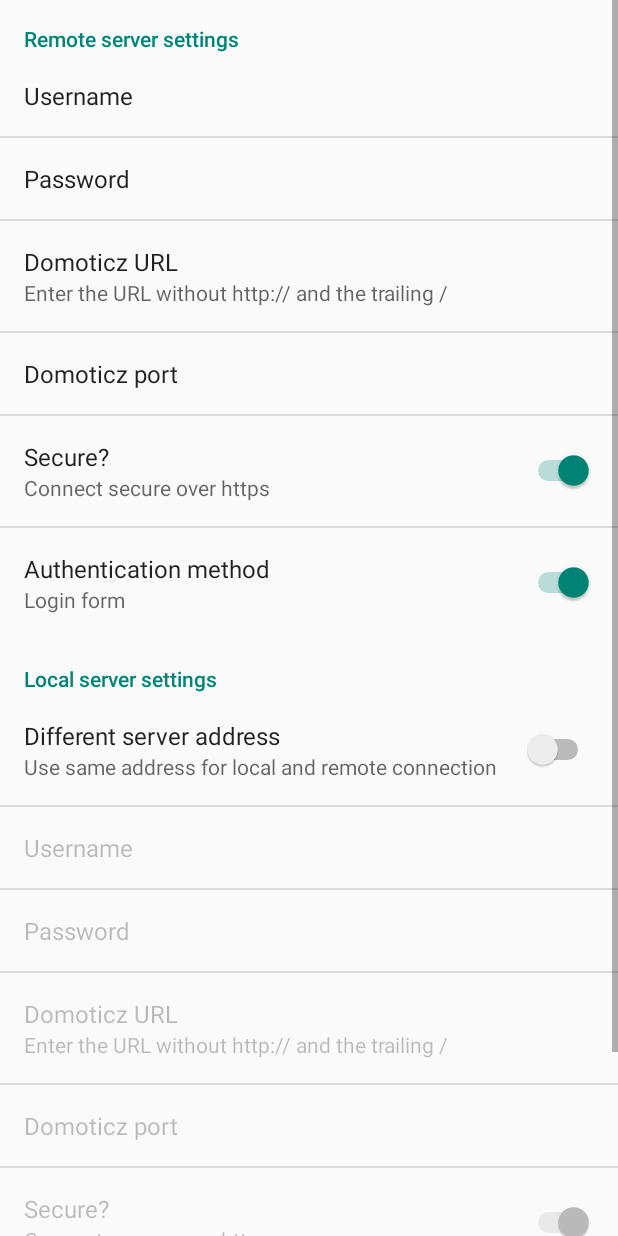
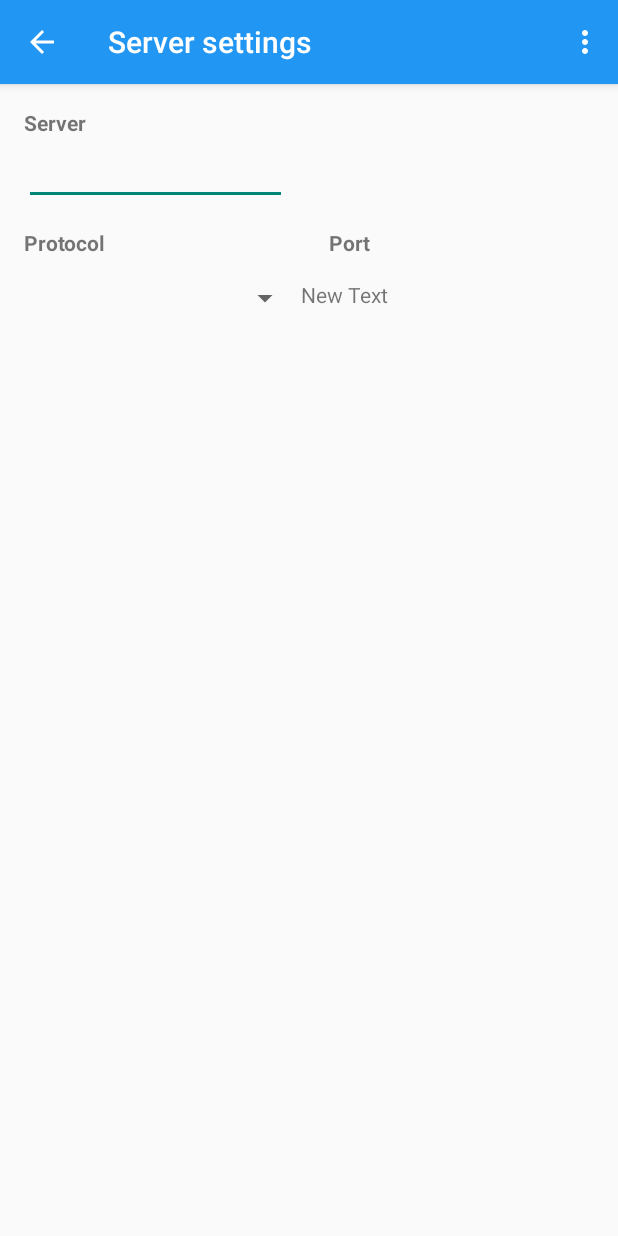
Before and after one commit to Inversion-NL/Domoticz-Android, an Android app: the fragment Preference placed in its activity, after a tap on "Server connection settings", on a phone screen of 412 x 824 dp. Run offline under Robolectric (Android 15) with nearby library versions, the phone set to English and light mode, and no system bars.

Commit message:
New server preference screen v1

```diff
--- a/app/src/main/AndroidManifest.xml
+++ b/app/src/main/AndroidManifest.xml
@@ -2,34 +2,43 @@
 <manifest xmlns:android="http://schemas.android.com/apk/res/android"
     package="nl.inversion.domoticz" >
 
-    <uses-permission android:name="android.permission.INTERNET"/>
-    <uses-permission android:name="android.permission.CHANGE_WIFI_STATE"/>
-    <uses-permission android:name="android.permission.ACCESS_WIFI_STATE"/>
-    <uses-permission android:name="android.permission.ACCESS_NETWORK_STATE"/>
+    <uses-permission android:name="android.permission.INTERNET" />
+    <uses-permission android:name="android.permission.CHANGE_WIFI_STATE" />
+    <uses-permission android:name="android.permission.ACCESS_WIFI_STATE" />
+    <uses-permission android:name="android.permission.ACCESS_NETWORK_STATE" />
 
     <application
+        android:name=".app.AppController"
         android:allowBackup="true"
         android:icon="@mipmap/ic_launcher"
         android:label="@string/app_name"
-        android:theme="@style/AppTheme"
-        android:name=".app.AppController">
+        android:theme="@style/AppTheme" >
         <activity
             android:name=".MainActivity"
             android:label="@string/app_name"
-            android:screenOrientation="portrait">
+            android:screenOrientation="portrait" >
             <intent-filter>
                 <action android:name="android.intent.action.MAIN" />
 
                 <category android:name="android.intent.category.LAUNCHER" />
             </intent-filter>
         </activity>
-        <activity android:name=".SettingsActivity"
+        <activity
+            android:name=".SettingsActivity"
             android:label="@string/settingsActivity_name"
-            android:parentActivityName=".MainActivity">
+            android:parentActivityName=".MainActivity" >
             <meta-data
                 android:name="android.support.PARENT_ACTIVITY"
                 android:value=".MainActivity" />
         </activity>
+        <activity
+            android:name=".ServerSettingsActivity"
+            android:label="@string/title_activity_server_settings"
+            android:parentActivityName=".SettingsActivity" >
+            <meta-data
+                android:name="android.support.PARENT_ACTIVITY"
+                android:value="nl.inversion.domoticz.SettingsActivity" />
+        </activity>
     </application>
 
 </manifest>
--- /dev/null
+++ b/app/src/main/java/nl/inversion/domoticz/ServerSettingsActivity.java
@@ -0,0 +1,38 @@
+package nl.inversion.domoticz;
+
+import android.support.v7.app.ActionBarActivity;
+import android.os.Bundle;
+import android.view.Menu;
+import android.view.MenuItem;
+
+
+public class ServerSettingsActivity extends ActionBarActivity {
+
+    @Override
+    protected void onCreate(Bundle savedInstanceState) {
+        super.onCreate(savedInstanceState);
+        setContentView(R.layout.activity_server_settings);
+    }
+
+    @Override
+    public boolean onCreateOptionsMenu(Menu menu) {
+        // Inflate the menu; this adds items to the action bar if it is present.
+        getMenuInflater().inflate(R.menu.menu_server_settings, menu);
+        return true;
+    }
+
+    @Override
+    public boolean onOptionsItemSelected(MenuItem item) {
+        // Handle action bar item clicks here. The action bar will
+        // automatically handle clicks on the Home/Up button, so long
+        // as you specify a parent activity in AndroidManifest.xml.
+        int id = item.getItemId();
+
+        //noinspection SimplifiableIfStatement
+        if (id == R.id.action_settings) {
+            return true;
+        }
+
+        return super.onOptionsItemSelected(item);
+    }
+}
--- /dev/null
+++ b/app/src/main/res/layout/activity_server_settings.xml
@@ -0,0 +1,72 @@
+<LinearLayout
+    xmlns:android="http://schemas.android.com/apk/res/android"
+    xmlns:tools="http://schemas.android.com/tools"
+    android:layout_width="match_parent"
+    android:layout_height="match_parent"
+    android:paddingLeft="@dimen/activity_horizontal_margin"
+    android:paddingRight="@dimen/activity_horizontal_margin"
+    android:paddingTop="@dimen/activity_vertical_margin"
+    android:paddingBottom="@dimen/activity_vertical_margin"
+    android:orientation="vertical"
+    tools:context="nl.inversion.domoticz.ServerSettingsActivity">
+
+
+    <TextView
+        android:layout_width="wrap_content"
+        android:layout_height="wrap_content"
+        android:text="Server"
+        android:id="@+id/server_title"
+        android:textStyle="bold" />
+
+    <EditText
+        android:layout_width="wrap_content"
+        android:layout_height="wrap_content"
+        android:id="@+id/server_input"
+        android:minWidth="175dp" />
+
+    <LinearLayout
+        android:orientation="horizontal"
+        android:layout_width="match_parent"
+        android:layout_height="wrap_content"
+        android:layout_marginTop="15dp">
+
+        <TextView
+            android:layout_width="wrap_content"
+            android:layout_height="wrap_content"
+            android:text="Protocol"
+            android:id="@+id/protocol_title"
+            android:textStyle="bold"
+            android:layout_weight="1" />
+
+        <TextView
+            android:layout_width="wrap_content"
+            android:layout_height="wrap_content"
+            android:text="Port"
+            android:id="@+id/port_title"
+            android:textStyle="bold"
+            android:layout_weight="1" />
+    </LinearLayout>
+
+    <LinearLayout
+        android:orientation="horizontal"
+        android:layout_width="match_parent"
+        android:layout_height="wrap_content"
+        android:layout_marginTop="15dp" >
+
+        <Spinner
+            android:layout_width="wrap_content"
+            android:layout_height="wrap_content"
+            android:id="@+id/spinner"
+            android:spinnerMode="dropdown"
+            android:layout_weight="1" />
+
+        <TextView
+            android:layout_width="wrap_content"
+            android:layout_height="wrap_content"
+            android:text="New Text"
+            android:id="@+id/textView"
+            android:layout_weight="1" />
+
+    </LinearLayout>
+
+</LinearLayout>
--- /dev/null
+++ b/app/src/main/res/menu/menu_server_settings.xml
@@ -0,0 +1,7 @@
+<menu xmlns:android="http://schemas.android.com/apk/res/android"
+    xmlns:app="http://schemas.android.com/apk/res-auto"
+    xmlns:tools="http://schemas.android.com/tools"
+    tools:context="nl.inversion.domoticz.ServerSettingsActivity">
+    <item android:id="@+id/action_settings" android:title="@string/action_settings"
+        android:orderInCategory="100" app:showAsAction="never" />
+</menu>
--- a/app/src/main/res/values/strings.xml
+++ b/app/src/main/res/values/strings.xml
@@ -24,4 +24,8 @@
     <string name="action_success">Action successful</string>
 
     <string name="debug_textview_title">Debugging info</string>
+    <string name="title_activity_server_settings">Server settings</string>
+
+    <string name="hello_world">Hello world!</string>
+    <string name="action_settings">Settings</string>
 </resources>
--- a/app/src/main/res/xml/preferences.xml
+++ b/app/src/main/res/xml/preferences.xml
@@ -15,6 +15,14 @@
 
     <PreferenceCategory
         android:title="@string/category_server">
+        <Preference
+            android:title="@string/server_settings">
+            <intent
+                android:action="android.intent.action.VIEW"
+                android:targetPackage="nl.inversion.domoticz"
+                android:targetClass="nl.inversion.domoticz.ServerSettingsActivity"
+                />
+        </Preference>
         <PreferenceScreen
             android:title="@string/server_settings">
 
```
